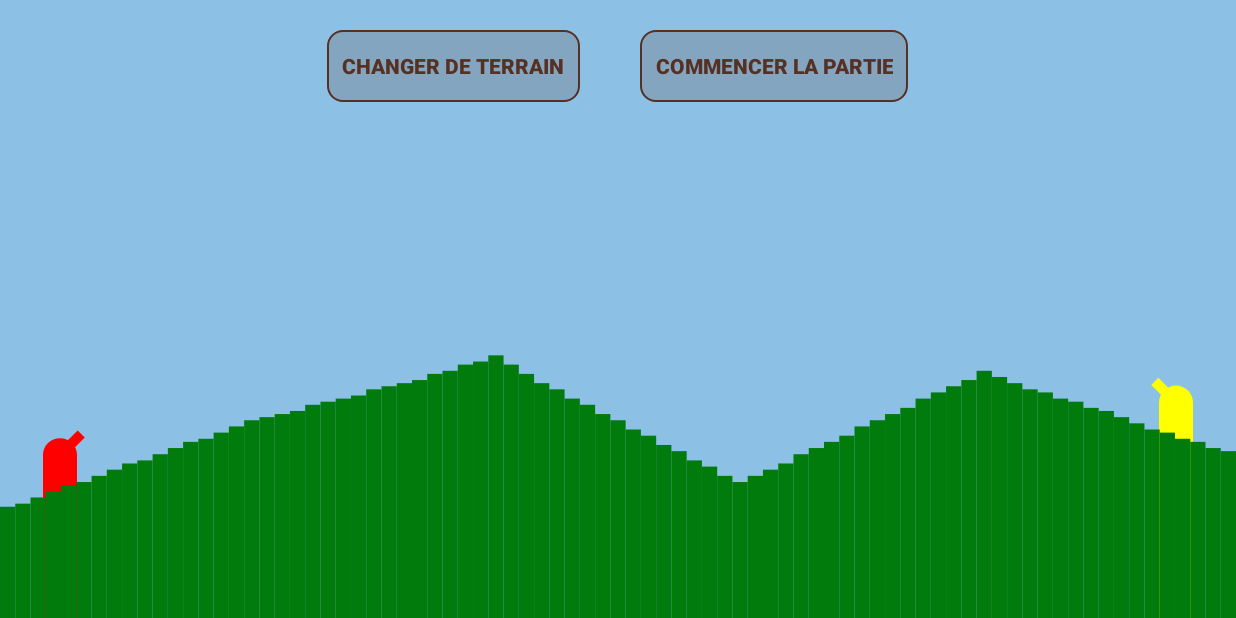
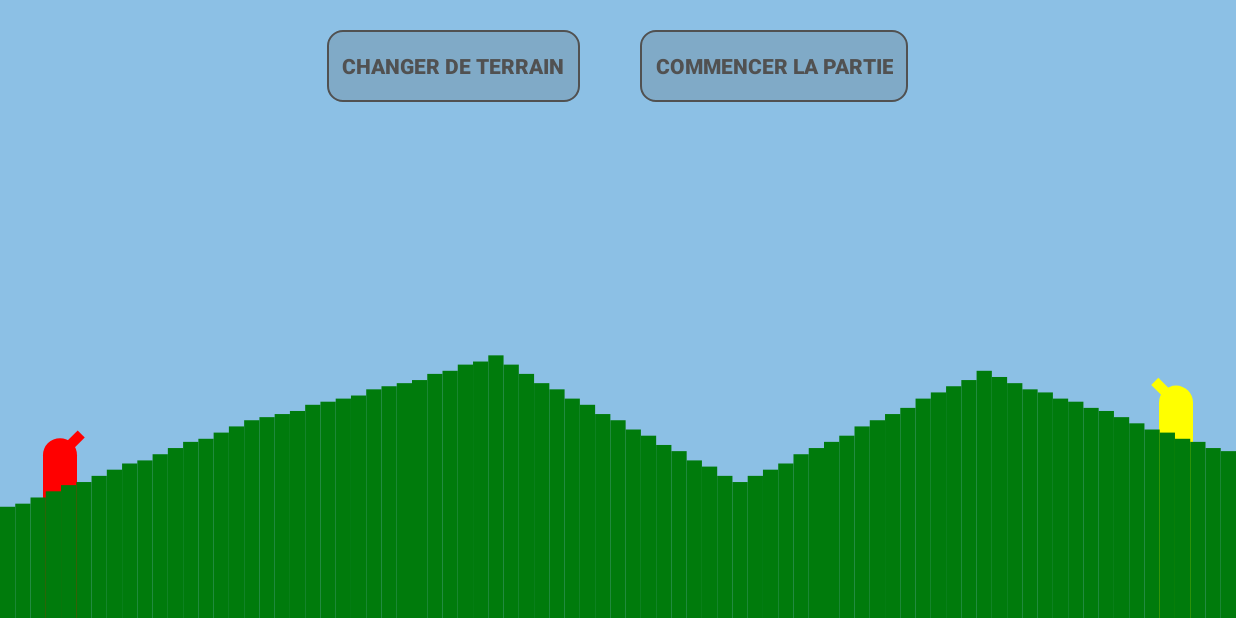
Before and after one commit to leomoldo/bunkerwar, an Android app: the TwoPlayerGameActivity screen opened directly, with no data from a screen before it, on a phone screen of 824 x 412 dp (held sideways). Run offline under Robolectric (Android 15) with nearby library versions, the phone set to English and light mode, and no system bars.

Commit message:
Switched to gray color theme (waiting for the graphical design to be created).

```diff
--- a/app/src/main/res/values/colors.xml
+++ b/app/src/main/res/values/colors.xml
@@ -1,11 +1,21 @@
 <?xml version="1.0" encoding="utf-8"?>
 <resources>
+
+    <!-- TODO Clean :
     <color name="colorPrimary">#673928</color>
     <color name="colorPrimaryDark">#563022</color>
     <color name="colorAccent">#563022</color>
 
     <color name="colorPrimaryAlphaOverlay">#33673928</color>
     <color name="colorPrimaryAlphaDarkerOverlay">#96673928</color>
+    -->
+
+    <color name="colorPrimary">#000000</color>
+    <color name="colorPrimaryDark">#515151</color>
+    <color name="colorAccent">#515151</color>
+
+    <color name="colorPrimaryAlphaOverlay">#33515151</color>
+    <color name="colorPrimaryAlphaDarkerOverlay">#96515151</color>
 
     <color name="black_overlay">#66000000</color>
     <color name="blue_sky">#8cc0e5</color>
```
